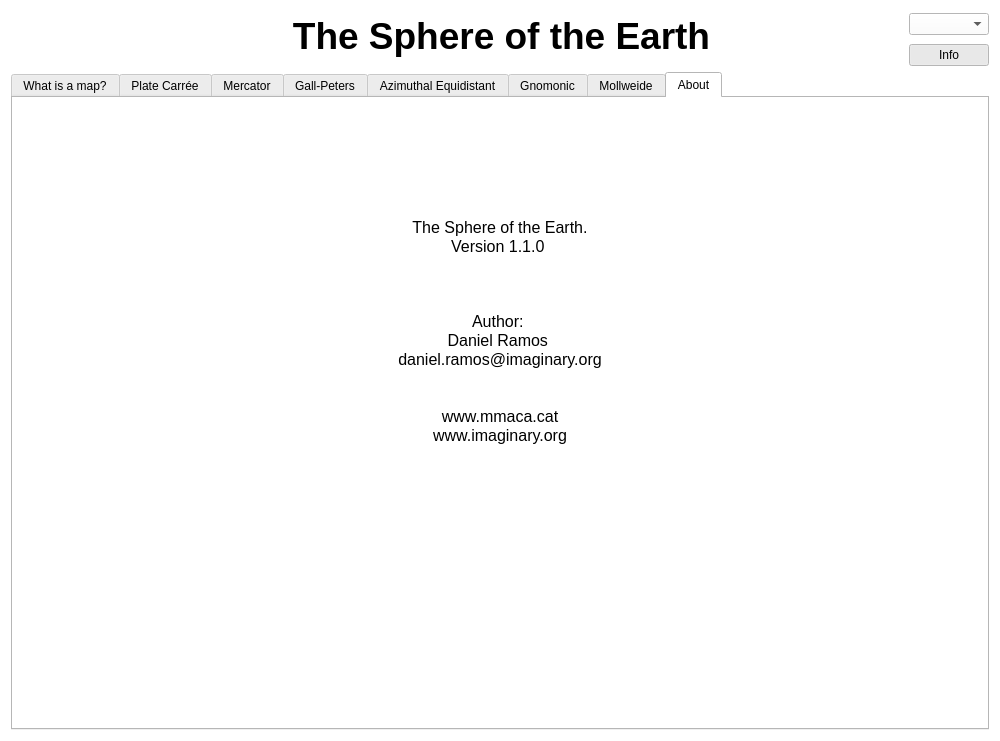
This is Program/soe.ui in danielramosg/sphereofearth as Qt 5 draws it before an edit. The edited form follows.
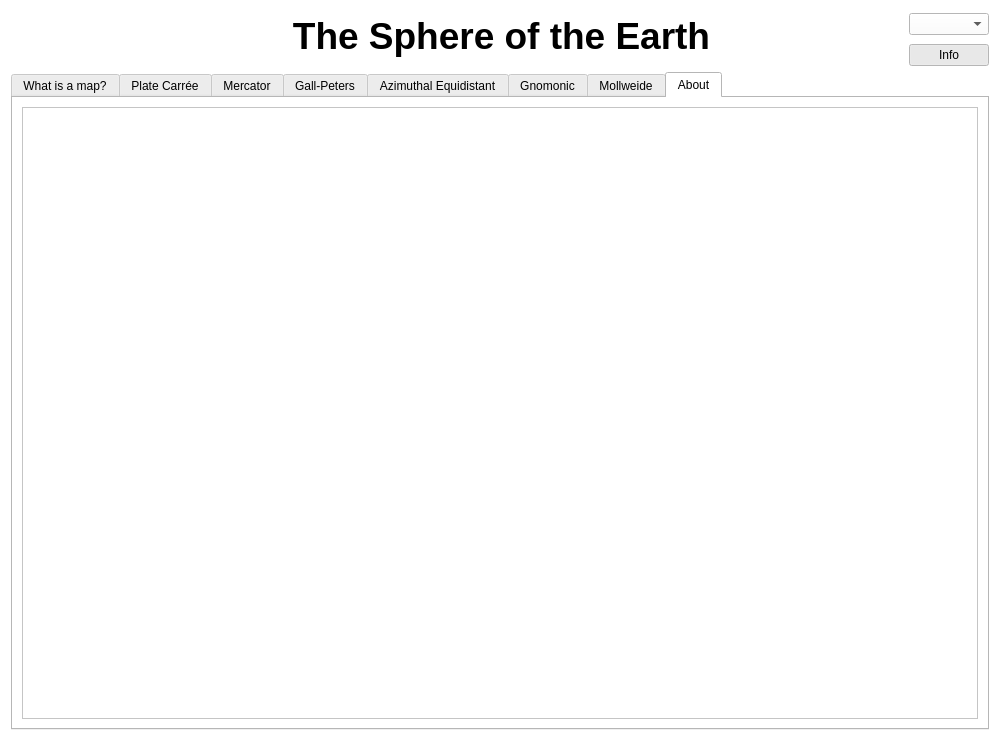
This is the edited form. The open tabs and pages were chosen to show the change. Icons and pictures are not drawn.

Commit message: 'About' screen converted to html.

```diff
--- a/Program/soe.ui
+++ b/Program/soe.ui
@@ -744,183 +744,14 @@
         </attribute>
         <layout class="QHBoxLayout" name="horizontalLayout_4">
          <item>
-          <layout class="QVBoxLayout" name="verticalLayout_2">
-           <item>
-            <layout class="QHBoxLayout" name="horizontalLayout_2">
-             <item>
-              <spacer name="horizontalSpacer">
-               <property name="orientation">
-                <enum>Qt::Horizontal</enum>
-               </property>
-               <property name="sizeHint" stdset="0">
-                <size>
-                 <width>40</width>
-                 <height>20</height>
-                </size>
-               </property>
-              </spacer>
-             </item>
-             <item>
-              <widget class="QLabel" name="logo_mmaca">
-               <property name="minimumSize">
-                <size>
-                 <width>161</width>
-                 <height>101</height>
-                </size>
-               </property>
-               <property name="maximumSize">
-                <size>
-                 <width>161</width>
-                 <height>101</height>
-                </size>
-               </property>
-               <property name="text">
-                <string/>
-               </property>
-               <property name="pixmap">
-                <pixmap>img/logo_mmaca.png</pixmap>
-               </property>
-               <property name="scaledContents">
-                <bool>true</bool>
-               </property>
-              </widget>
-             </item>
-             <item>
-              <widget class="QLabel" name="logo_imaginary">
-               <property name="minimumSize">
-                <size>
-                 <width>303</width>
-                 <height>101</height>
-                </size>
-               </property>
-               <property name="maximumSize">
-                <size>
-                 <width>303</width>
-                 <height>101</height>
-                </size>
-               </property>
-               <property name="text">
-                <string/>
-               </property>
-               <property name="pixmap">
-                <pixmap>img/logo_imaginary.png</pixmap>
-               </property>
-               <property name="scaledContents">
-                <bool>true</bool>
-               </property>
-              </widget>
-             </item>
-             <item>
-              <spacer name="horizontalSpacer_2">
-               <property name="orientation">
-                <enum>Qt::Horizontal</enum>
-               </property>
-               <property name="sizeHint" stdset="0">
-                <size>
-                 <width>40</width>
-                 <height>20</height>
-                </size>
-               </property>
-              </spacer>
-             </item>
-            </layout>
-           </item>
-           <item>
-            <layout class="QHBoxLayout" name="horizontalLayout_3">
-             <item>
-              <spacer name="horizontalSpacer_3">
-               <property name="orientation">
-                <enum>Qt::Horizontal</enum>
-               </property>
-               <property name="sizeHint" stdset="0">
-                <size>
-                 <width>40</width>
-                 <height>20</height>
-                </size>
-               </property>
-              </spacer>
-             </item>
-             <item>
-              <widget class="QTextEdit" name="textEdit">
-               <property name="palette">
-                <palette>
-                 <active>
-                  <colorrole role="Base">
-                   <brush brushstyle="SolidPattern">
-                    <color alpha="0">
-                     <red>255</red>
-                     <green>255</green>
-                     <blue>255</blue>
-                    </color>
-                   </brush>
-                  </colorrole>
-                 </active>
-                 <inactive>
-                  <colorrole role="Base">
-                   <brush brushstyle="SolidPattern">
-                    <color alpha="0">
-                     <red>255</red>
-                     <green>255</green>
-                     <blue>255</blue>
-                    </color>
-                   </brush>
-                  </colorrole>
-                 </inactive>
-                 <disabled>
-                  <colorrole role="Base">
-                   <brush brushstyle="SolidPattern">
-                    <color alpha="255">
-                     <red>255</red>
-                     <green>255</green>
-                     <blue>255</blue>
-                    </color>
-                   </brush>
-                  </colorrole>
-                 </disabled>
-                </palette>
-               </property>
-               <property name="frameShape">
-                <enum>QFrame::NoFrame</enum>
-               </property>
-               <property name="readOnly">
-                <bool>true</bool>
-               </property>
-               <property name="html">
-                <string>&lt;!DOCTYPE HTML PUBLIC &quot;-//W3C//DTD HTML 4.0//EN&quot; &quot;http://www.w3.org/TR/REC-html40/strict.dtd&quot;&gt;
-&lt;html&gt;&lt;head&gt;&lt;meta name=&quot;qrichtext&quot; content=&quot;1&quot; /&gt;&lt;style type=&quot;text/css&quot;&gt;
-p, li { white-space: pre-wrap; }
-&lt;/style&gt;&lt;/head&gt;&lt;body style=&quot; font-family:'Ubuntu'; font-size:11pt; font-weight:400; font-style:normal;&quot;&gt;
-&lt;p align=&quot;center&quot; style=&quot; margin-top:0px; margin-bottom:0px; margin-left:0px; margin-right:0px; -qt-block-indent:0; text-indent:0px;&quot;&gt;&lt;span style=&quot; font-size:12pt; font-weight:200;&quot;&gt;The Sphere of the Earth.&lt;/span&gt;&lt;/p&gt;
-&lt;p align=&quot;center&quot; style=&quot; margin-top:0px; margin-bottom:0px; margin-left:0px; margin-right:0px; -qt-block-indent:0; text-indent:0px;&quot;&gt;&lt;span style=&quot; font-size:12pt; font-weight:200;&quot;&gt;Version 1.1.0 &lt;/span&gt;&lt;/p&gt;
-&lt;p align=&quot;center&quot; style=&quot;-qt-paragraph-type:empty; margin-top:0px; margin-bottom:0px; margin-left:0px; margin-right:0px; -qt-block-indent:0; text-indent:0px;&quot;&gt;&lt;br /&gt;&lt;/p&gt;
-&lt;p align=&quot;center&quot; style=&quot;-qt-paragraph-type:empty; margin-top:0px; margin-bottom:0px; margin-left:0px; margin-right:0px; -qt-block-indent:0; text-indent:0px; font-size:12pt; font-weight:200;&quot;&gt;&lt;br /&gt;&lt;/p&gt;
-&lt;p align=&quot;center&quot; style=&quot;-qt-paragraph-type:empty; margin-top:0px; margin-bottom:0px; margin-left:0px; margin-right:0px; -qt-block-indent:0; text-indent:0px; font-size:12pt; font-weight:200;&quot;&gt;&lt;br /&gt;&lt;/p&gt;
-&lt;p align=&quot;center&quot; style=&quot; margin-top:0px; margin-bottom:0px; margin-left:0px; margin-right:0px; -qt-block-indent:0; text-indent:0px;&quot;&gt;&lt;span style=&quot; font-size:12pt; font-weight:200;&quot;&gt;Author: &lt;/span&gt;&lt;/p&gt;
-&lt;p align=&quot;center&quot; style=&quot; margin-top:0px; margin-bottom:0px; margin-left:0px; margin-right:0px; -qt-block-indent:0; text-indent:0px;&quot;&gt;&lt;span style=&quot; font-size:12pt; font-weight:200;&quot;&gt;Daniel Ramos &lt;/span&gt;&lt;/p&gt;
-&lt;p align=&quot;center&quot; style=&quot; margin-top:0px; margin-bottom:0px; margin-left:0px; margin-right:0px; -qt-block-indent:0; text-indent:0px;&quot;&gt;&lt;span style=&quot; font-size:12pt; font-weight:200;&quot;&gt;daniel.ramos@imaginary.org&lt;/span&gt;&lt;/p&gt;
-&lt;p align=&quot;center&quot; style=&quot;-qt-paragraph-type:empty; margin-top:0px; margin-bottom:0px; margin-left:0px; margin-right:0px; -qt-block-indent:0; text-indent:0px; font-size:12pt; font-weight:200;&quot;&gt;&lt;br /&gt;&lt;/p&gt;
-&lt;p align=&quot;center&quot; style=&quot;-qt-paragraph-type:empty; margin-top:0px; margin-bottom:0px; margin-left:0px; margin-right:0px; -qt-block-indent:0; text-indent:0px; font-size:12pt; font-weight:200;&quot;&gt;&lt;br /&gt;&lt;/p&gt;
-&lt;p align=&quot;center&quot; style=&quot; margin-top:0px; margin-bottom:0px; margin-left:0px; margin-right:0px; -qt-block-indent:0; text-indent:0px;&quot;&gt;&lt;span style=&quot; font-size:12pt; font-weight:200;&quot;&gt;www.mmaca.cat&lt;/span&gt;&lt;/p&gt;
-&lt;p align=&quot;center&quot; style=&quot; margin-top:0px; margin-bottom:0px; margin-left:0px; margin-right:0px; -qt-block-indent:0; text-indent:0px;&quot;&gt;&lt;span style=&quot; font-size:12pt; font-weight:200;&quot;&gt;www.imaginary.org&lt;/span&gt;&lt;/p&gt;&lt;/body&gt;&lt;/html&gt;</string>
-               </property>
-              </widget>
-             </item>
-             <item>
-              <spacer name="horizontalSpacer_4">
-               <property name="orientation">
-                <enum>Qt::Horizontal</enum>
-               </property>
-               <property name="sizeHint" stdset="0">
-                <size>
-                 <width>40</width>
-                 <height>20</height>
-                </size>
-               </property>
-              </spacer>
-             </item>
-            </layout>
-           </item>
-          </layout>
+          <widget class="QTextEdit" name="text_about">
+           <property name="accessibleDescription">
+            <string notr="true"/>
+           </property>
+           <property name="readOnly">
+            <bool>true</bool>
+           </property>
+          </widget>
          </item>
         </layout>
        </widget>
```
The commit also changes 9 other files.
